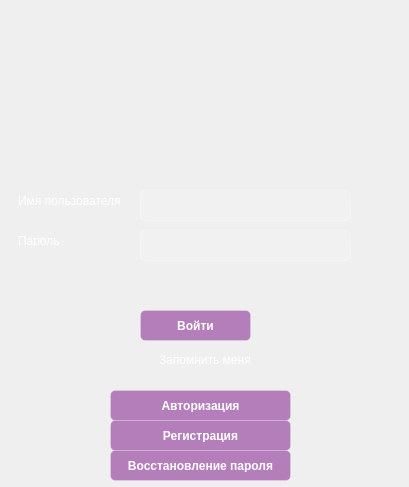
Above: View/appearance.ui from AncharGilgamesh/Program-P before the change. Below: the same form after it.
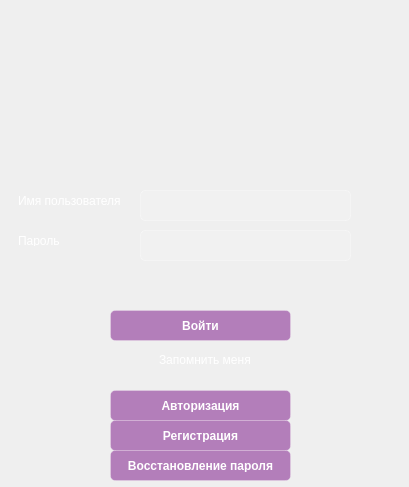
That is the form after the change. The open tabs and pages were chosen to show the change.

Patch:
```diff
--- a/View/appearance.ui
+++ b/View/appearance.ui
@@ -40,7 +40,7 @@
     border-radius: 5px;
     padding: 8px;
     color: white;
-    font-size: 10px;
+    font-size: 14px;
     selection-background-color: rgba(155, 79, 165, 150);
 }
 QLineEdit:focus {
@@ -139,9 +139,9 @@
     <widget class="QPushButton" name="authPushButton">
      <property name="geometry">
       <rect>
-       <x>140</x>
+       <x>110</x>
        <y>260</y>
-       <width>111</width>
+       <width>181</width>
        <height>31</height>
       </rect>
      </property>
@@ -463,7 +463,7 @@
   <widget class="QLabel" name="mainInfoLabel">
    <property name="geometry">
     <rect>
-     <x>100</x>
+     <x>140</x>
      <y>10</y>
      <width>201</width>
      <height>31</height>
```
Left out of the diff: 21 changed lines with no effect on the pictures.
